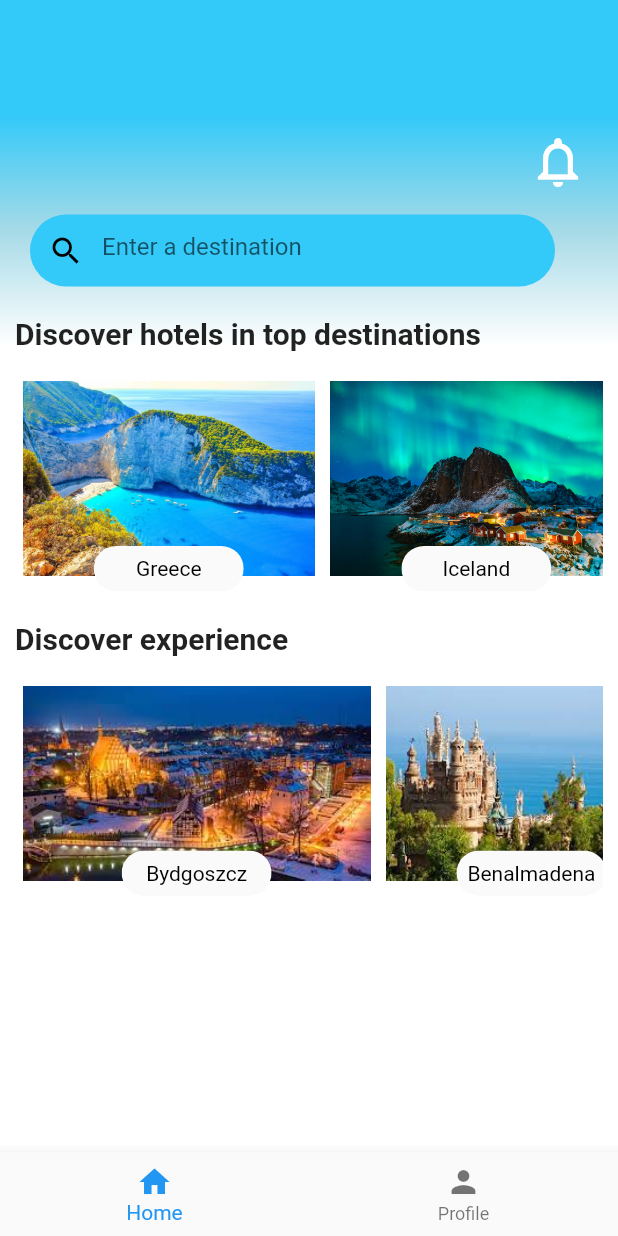
After one commit to Sconguser/guestay, a Flutter app: the BottomNavView screen opened directly, on a phone screen of 412 x 824 dp. The commit adds this screen. Run offline on Flutter 3.47's test engine with Material 2 defaults, Android fonts, the phone set to English and light mode, and no system bars; our stand-ins replace flutter_bloc.

Commit message:
added bottom navigation bar

```diff
--- a/lib/app_navigator.dart
+++ b/lib/app_navigator.dart
@@ -5,6 +5,7 @@ import 'package:guestay/session_cubit.dart';
 import 'package:guestay/session_state.dart';
 import 'package:guestay/views/session_view.dart';
 import 'auth/auth_cubit.dart';
+import 'bottom_nav_view/bottom_nav_view.dart';
 import 'views/loading_view.dart';
 
 class AppNavigator extends StatelessWidget {
@@ -23,7 +24,7 @@ class AppNavigator extends StatelessWidget {
                   sessionCubit: context.read<SessionCubit>()), //// dziwne
               child: AuthNavigator(),
             )),
-          if (state is Authenticated) MaterialPage(child: SessionView())
+          if (state is Authenticated) MaterialPage(child: BottomNavView())
         ],
         onPopPage: (route, result) => route.didPop(result),
       );
--- a/lib/auth/login/login_bloc.dart
+++ b/lib/auth/login/login_bloc.dart
@@ -2,6 +2,7 @@ import 'package:flutter_bloc/flutter_bloc.dart';
 import 'package:guestay/auth/auth_credentials.dart';
 import 'package:guestay/auth/auth_repository.dart';
 import 'package:guestay/auth/form_submission_status.dart';
+import 'package:guestay/session_state.dart';
 
 import '../auth_cubit.dart';
 import '../user.dart';
--- /dev/null
+++ b/lib/bottom_nav_view/bottom_nav_cubit.dart
@@ -0,0 +1,7 @@
+import 'package:flutter_bloc/flutter_bloc.dart';
+
+class BottomNavCubit extends Cubit<int> {
+  BottomNavCubit() : super(0);
+
+  void selectTab(int index) => emit(index);
+}
--- /dev/null
+++ b/lib/bottom_nav_view/bottom_nav_view.dart
@@ -0,0 +1,37 @@
+import 'package:flutter/material.dart';
+import 'package:flutter_bloc/flutter_bloc.dart';
+import 'package:guestay/home/home_navigator.dart';
+
+import '../home/home_view.dart';
+import '../profile/provile_view.dart';
+import 'bottom_nav_cubit.dart';
+
+class BottomNavView extends StatelessWidget {
+  const BottomNavView({Key? key}) : super(key: key);
+
+  @override
+  Widget build(BuildContext context) {
+    return BlocProvider(
+        create: (context) => BottomNavCubit(),
+        child: BlocBuilder<BottomNavCubit, int>(builder: (context, state) {
+          return Scaffold(
+            body: IndexedStack(
+              index: state,
+              children: [
+                HomeNavigator(),
+                ProfileView(),
+              ],
+            ),
+            bottomNavigationBar: BottomNavigationBar(
+              currentIndex: state,
+              onTap: (index) => context.read<BottomNavCubit>().selectTab(index),
+              items: [
+                BottomNavigationBarItem(icon: Icon(Icons.home), label: 'Home'),
+                BottomNavigationBarItem(
+                    icon: Icon(Icons.person), label: 'Profile'),
+              ],
+            ),
+          );
+        }));
+  }
+}
--- /dev/null
+++ b/lib/home/home_navigator.dart
@@ -0,0 +1,29 @@
+import 'package:flutter/material.dart';
+import 'package:flutter_bloc/flutter_bloc.dart';
+import 'package:guestay/home/home_navigator_cubit.dart';
+
+import '../profile/provile_view.dart';
+import 'home_view.dart';
+
+class HomeNavigator extends StatelessWidget {
+  @override
+  Widget build(BuildContext context) {
+    return BlocProvider(
+      create: (context) => HomeNavigatorCubit(),
+      child: BlocBuilder<HomeNavigatorCubit, HomeNavigatorState>(
+          builder: (context, state) {
+        return Navigator(
+          pages: [
+            MaterialPage(child: (HomeView())),
+            if (state == HomeNavigatorState.profile)
+              MaterialPage(child: ProfileView()),
+          ],
+          onPopPage: (route, result) {
+            context.read<HomeNavigatorCubit>().showHome();
+            return route.didPop(result);
+          },
+        );
+      }),
+    );
+  }
+}
--- /dev/null
+++ b/lib/home/home_navigator_cubit.dart
@@ -0,0 +1,11 @@
+import 'package:flutter_bloc/flutter_bloc.dart';
+
+enum HomeNavigatorState { home, profile, comments }
+
+class HomeNavigatorCubit extends Cubit<HomeNavigatorState> {
+  HomeNavigatorCubit() : super(HomeNavigatorState.home);
+
+  void showProfile() => emit(HomeNavigatorState.profile);
+  void showComments() => emit(HomeNavigatorState.comments);
+  void showHome() => emit(HomeNavigatorState.home);
+}
--- /dev/null
+++ b/lib/home/home_view.dart
@@ -0,0 +1,182 @@
+import 'package:flutter/material.dart';
+import 'package:guestay/shared/bottom_navigation_bar.dart';
+import 'package:guestay/shared/appbar.dart';
+import 'package:guestay/shared/constants/background.dart';
+import 'package:guestay/shared/constants/colours.dart';
+
+List<String> destinations = ['Greece', 'Iceland', 'Ireland', 'Italy', 'Morawy'];
+List<String> experiences = [
+  'Bydgoszcz',
+  'Benalmadena',
+  'Rome',
+  'Berlin',
+  'Kuala Lumpur'
+];
+
+class HomeView extends StatelessWidget {
+  HomeView({Key? key}) : super(key: key);
+
+  final TextEditingController _textEditingController = TextEditingController();
+
+  @override
+  Widget build(BuildContext context) {
+    return Scaffold(
+        extendBody: true,
+        body: Container(
+            decoration: backgroundDecoration,
+            width: 1000,
+            padding: EdgeInsets.fromLTRB(0, 80, 0, 0),
+            child: Padding(
+              padding: const EdgeInsets.symmetric(horizontal: 10),
+              child: Column(
+                crossAxisAlignment: CrossAxisAlignment.start,
+                children: [
+                  Row(
+                    mainAxisAlignment: MainAxisAlignment.end,
+                    children: [
+                      IconButton(
+                        icon: Icon(Icons.notifications_none_outlined,
+                            color: Colors.white, size: 40),
+                        onPressed: () {
+                          ScaffoldMessenger.of(context).showSnackBar(
+                              SnackBar(content: Text('Notifications')));
+                        },
+                      ),
+                      SizedBox(width: 10)
+                    ],
+                  ),
+                  SizedBox(height: 15),
+                  Row(
+                    children: [
+                      SizedBox(width: 10),
+                      _searchBar(),
+                    ],
+                  ),
+                  SizedBox(
+                    height: 20,
+                  ),
+                  Text(
+                    'Discover hotels in top destinations',
+                    style: TextStyle(fontWeight: FontWeight.bold, fontSize: 20),
+                    // textAlign: TextAlign.left,
+                  ),
+                  SizedBox(height: 10),
+                  SizedBox(height: 150, child: destinationsBuilder),
+                  SizedBox(height: 20),
+                  Text('Discover experience',
+                      style:
+                          TextStyle(fontWeight: FontWeight.bold, fontSize: 20)),
+                  SizedBox(height: 10),
+                  SizedBox(
+                    height: 150,
+                    child: experiencesBuilder,
+                  )
+                ],
+              ),
+            )));
+  }
+
+  ListView destinationsBuilder = ListView.builder(
+    physics: ClampingScrollPhysics(),
+    shrinkWrap: true,
+    scrollDirection: Axis.horizontal,
+    itemCount: destinations.length,
+    itemBuilder: (BuildContext context, int index) =>
+        Stack(alignment: Alignment.bottomCenter, children: [
+      InkWell(
+        onTap: () {
+          ScaffoldMessenger.of(context).showSnackBar(SnackBar(
+            content: Text('You chose ${destinations.elementAt(index)}'),
+          ));
+        },
+        child: Container(
+            padding: EdgeInsets.symmetric(vertical: 10, horizontal: 5),
+            child: Center(
+                child: Image.asset(
+              'assets/images/${destinations.elementAt(index).toLowerCase()}.jpg',
+              // width: 150,
+              // height: 300,
+            ))),
+      ),
+      ClipRRect(
+        borderRadius: BorderRadius.circular(20),
+        child: Container(
+          width: 100,
+          height: 30,
+          child: Material(
+            elevation: 30,
+            child: Center(
+              child: Text(
+                destinations.elementAt(index),
+                textAlign: TextAlign.center,
+                style: TextStyle(color: Colors.black),
+              ),
+            ),
+          ),
+        ),
+      ),
+    ]),
+  );
+
+  ListView experiencesBuilder = ListView.builder(
+    physics: ClampingScrollPhysics(),
+    shrinkWrap: true,
+    scrollDirection: Axis.horizontal,
+    itemCount: experiences.length,
+    itemBuilder: (BuildContext context, int index) =>
+        Stack(alignment: Alignment.bottomCenter, children: [
+      InkWell(
+        onTap: () {
+          ScaffoldMessenger.of(context).showSnackBar(SnackBar(
+            content: Text('You chose ${experiences.elementAt(index)}'),
+          ));
+        },
+        child: Container(
+            padding: EdgeInsets.symmetric(vertical: 10, horizontal: 5),
+            child: Center(
+                child: Image.asset(
+              'assets/images/${experiences.elementAt(index).toLowerCase()}.jpg',
+              // width: 150,
+              // height: 300,
+            ))),
+      ),
+      ClipRRect(
+        borderRadius: BorderRadius.circular(20),
+        child: Container(
+          width: 100,
+          height: 30,
+          child: Material(
+            elevation: 30,
+            child: Center(
+              child: Text(
+                experiences.elementAt(index),
+                textAlign: TextAlign.center,
+                style: TextStyle(color: Colors.black),
+              ),
+            ),
+          ),
+        ),
+      ),
+    ]),
+  );
+
+  Widget _searchBar() {
+    return Container(
+      // color: Colors.blue,
+      width: 350,
+      decoration: BoxDecoration(
+          borderRadius: BorderRadius.circular(30), color: primaryColor),
+      child: TextField(
+        controller: _textEditingController,
+        decoration: InputDecoration(
+            border: InputBorder.none,
+            // constraints: BoxConstraints(maxWidth: 250),
+            hintText: 'Enter a destination',
+            prefixIcon: Icon(
+              Icons.search,
+              color: Colors.black,
+            )),
+      ),
+    );
+  }
+}
--- a/lib/profile/profile_bloc.dart
+++ b/lib/profile/profile_bloc.dart
@@ -1,4 +1,4 @@
-import 'package:bloc/bloc.dart';
+import 'package:flutter_bloc/flutter_bloc.dart';
 import 'package:guestay/profile/profile_event.dart';
 import 'package:guestay/profile/profile_state.dart';
 
--- a/lib/profile/provile_view.dart
+++ b/lib/profile/provile_view.dart
@@ -6,8 +6,8 @@ import 'package:guestay/profile/profile_state.dart';
 
 import '../session_cubit.dart';
 
-class Profile extends StatelessWidget {
-  const Profile({Key? key}) : super(key: key);
+class ProfileView extends StatelessWidget {
+  const ProfileView({Key? key}) : super(key: key);
 
   @override
   Widget build(BuildContext context) {
```
